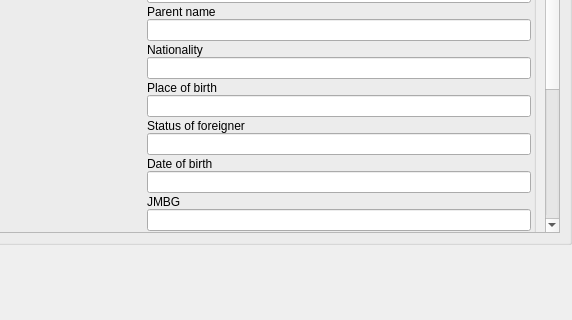
The window that src/document/eid/eid.ui (LibreSCRS/LibreCelik) describes before a commit, drawn with Qt 5; both pictures show x 136 to 708 and y 132 to 452 of the 708 by 702 pixel window.
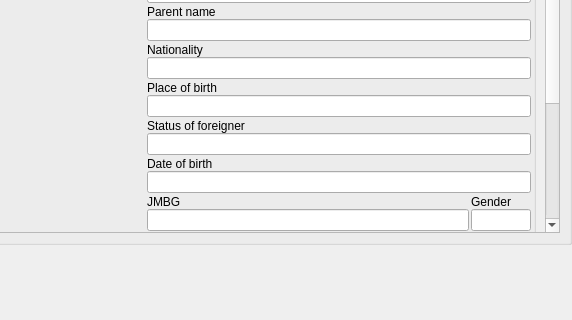
The same window after the commit. Icons and pictures are not drawn. Custom widgets are drawn as their Qt base class.

Commit message:
Improve eID citizen tab layout: pack fields tighter around photo
Move Address and Date of address change below the photo row so fewer
fields compete for vertical space beside the image.  Place JMBG and
Gender on the same horizontal line (Gender capped at 60 px) to avoid
the single-letter field sitting awkwardly at the photo corner.

What changed in the file:
```diff
--- a/src/document/eid/eid.ui
+++ b/src/document/eid/eid.ui
@@ -381,6 +381,8 @@
                      </layout>
                     </item>
                     <item>
+                     <layout class="QHBoxLayout" name="horizontalLayout_jmbgGender">
+                      <item>
                      <layout class="QVBoxLayout" name="verticalLayout_jmbg">
                       <property name="spacing">
                        <number>0</number>
@@ -427,10 +429,35 @@
                       </item>
                       <item>
                        <widget class="QLineEdit" name="genderLineEdit_3">
+                          <property name="maximumSize">
+                           <size>
+                            <width>60</width>
+                            <height>16777215</height>
+                           </size>
+                          </property>
                         <property name="readOnly">
                          <bool>true</bool>
                         </property>
                        </widget>
+                        </item>
+                       </layout>
+                      </item>
+                     </layout>
+                    </item>
+                    <item>
+                     <spacer name="citizenFieldsSpacer">
+                      <property name="orientation">
+                       <enum>Qt::Orientation::Vertical</enum>
+                      </property>
+                      <property name="sizeHint" stdset="0">
+                       <size>
+                        <width>0</width>
+                        <height>0</height>
+                       </size>
+                      </property>
+                     </spacer>
+                    </item>
+                   </layout>
                       </item>
                      </layout>
                     </item>
@@ -504,10 +531,6 @@
                        </item>
                       </layout>
                      </widget>
-                    </item>
-                   </layout>
-                  </item>
-                 </layout>
                 </item>
                </layout>
               </widget>
```
Lines whose indentation alone changed are shown as unchanged.
